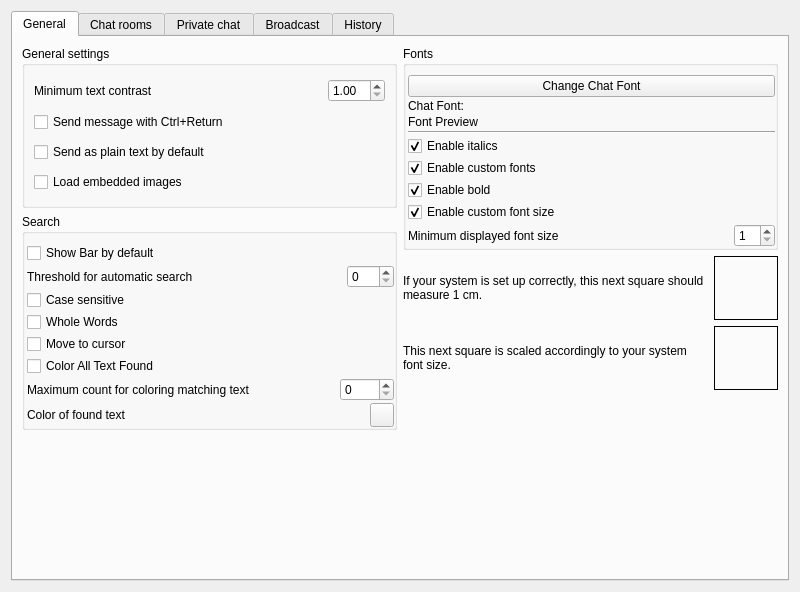
Above: retroshare-gui/src/gui/settings/ChatPage.ui from RetroShare/RetroShare before the change. Below: the same form after it.
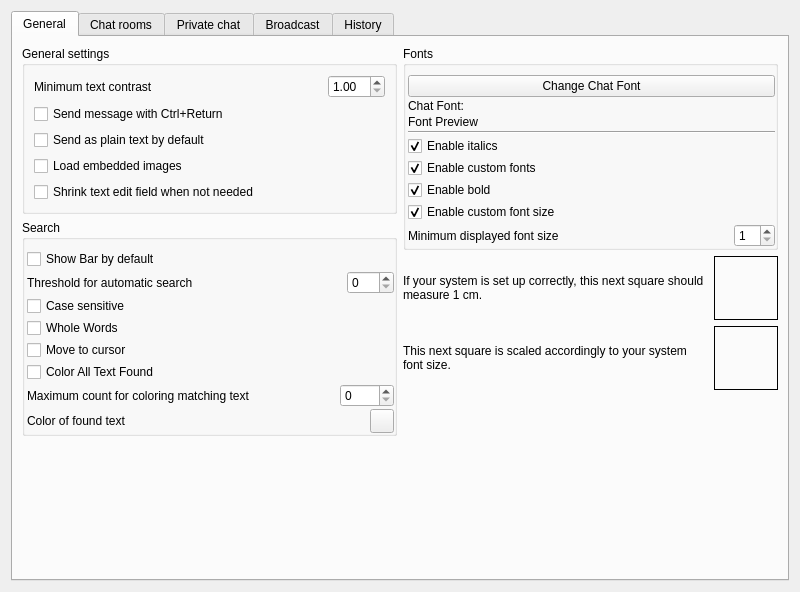
That is the form after the change. Custom widgets are drawn as their Qt base class.

Commit message:
gui: chat: add auto shrink chattextedit
To shrink text edit form when it is convenient for browsing text browser.
It just shrink/unshrink the edit here and there when switching between chat rooms.

P.S. user should not resize chattextedit when it's shrinked
P.P.S. okey, there is no "unshrink" maybe, but hope it's not big deal

```diff
--- a/retroshare-gui/src/gui/settings/ChatPage.ui
+++ b/retroshare-gui/src/gui/settings/ChatPage.ui
@@ -95,6 +95,16 @@
                 </property>
                </widget>
               </item>
+              <item>
+               <widget class="QCheckBox" name="shrinkChatTextEdit">
+                <property name="toolTip">
+                 <string>When focus on text browser after showing chat room</string>
+                </property>
+                <property name="text">
+                 <string>Shrink text edit field when not needed</string>
+                </property>
+               </widget>
+              </item>
              </layout>
             </widget>
            </item>
```
The commit also changes 6 other files.
